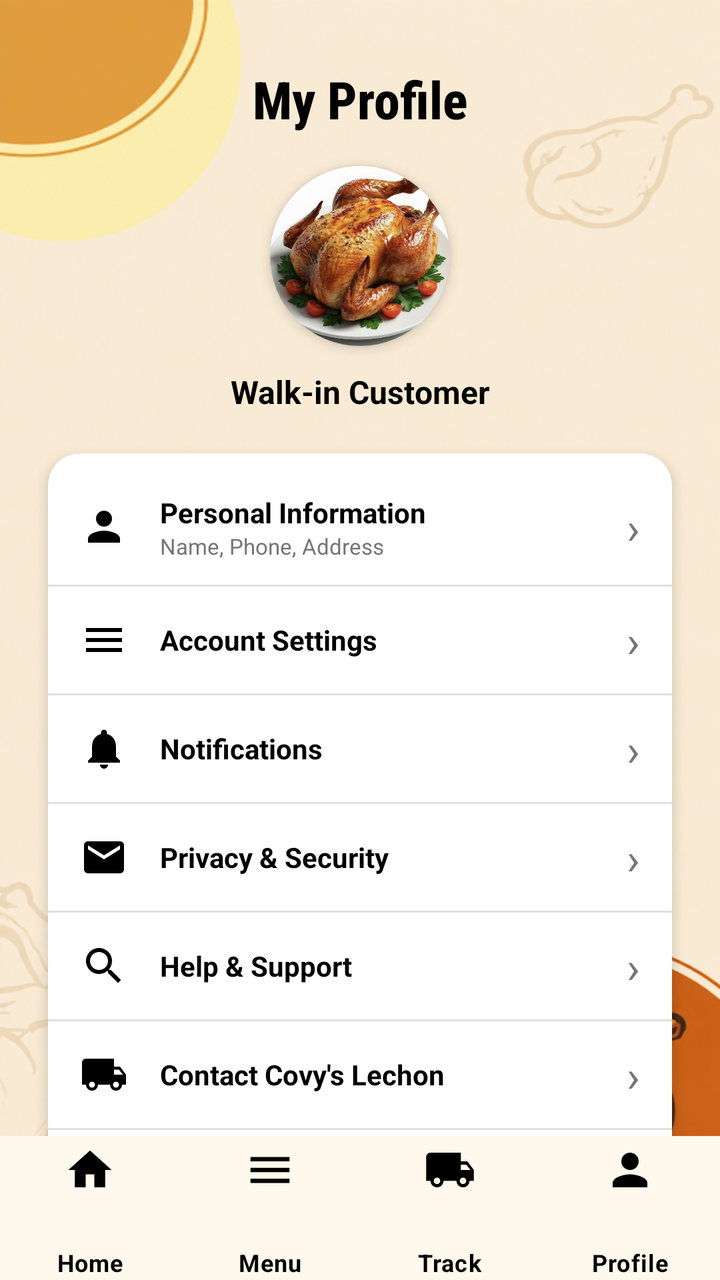
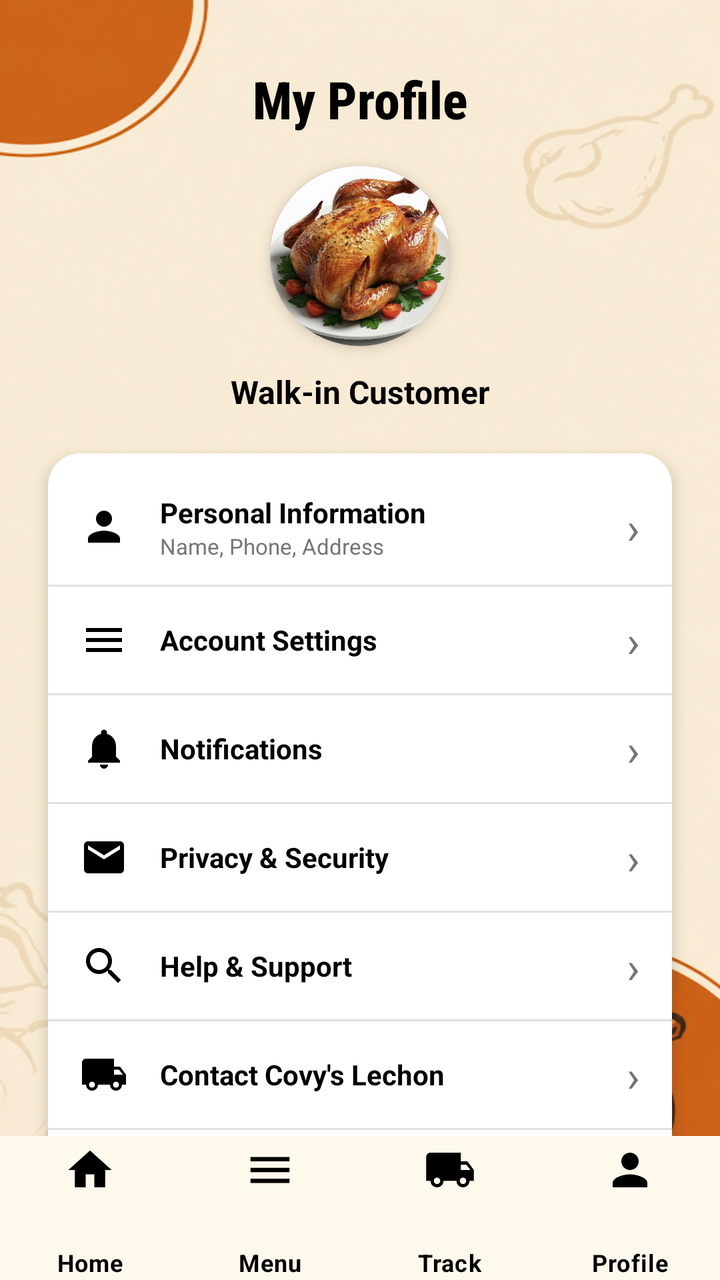

Before-and-after screenshots of an Android layout around one commit, followed by the original layout XML and the change that was made.
<!-- AndroidManifest.xml: application theme Theme.CoyvSplashScreen -->
<!-- res/layout/profile.xml -->
<?xml version="1.0" encoding="utf-8"?>
<androidx.constraintlayout.widget.ConstraintLayout xmlns:android="http://schemas.android.com/apk/res/android"
    xmlns:app="http://schemas.android.com/apk/res-auto"
    xmlns:tools="http://schemas.android.com/tools"
    android:id="@+id/main"
    android:layout_width="match_parent"
    android:layout_height="match_parent"
    android:background="@drawable/signinbackgoundimage"
    tools:context=".ProfileActivity">

    
    <View
        android:id="@+id/view_decoration_top"
        android:layout_width="180dp"
        android:layout_height="180dp"
        android:layout_marginStart="-60dp"
        android:layout_marginTop="-60dp"
        android:alpha="0.4"
        android:background="@drawable/bg_circle_decoration"
        app:layout_constraintStart_toStartOf="parent"
        app:layout_constraintTop_toTopOf="parent" />

    <androidx.core.widget.NestedScrollView
        android:layout_width="match_parent"
        android:layout_height="0dp"
        android:fillViewport="true"
        app:layout_constraintBottom_toTopOf="@+id/bottom_navigation"
        app:layout_constraintTop_toTopOf="parent">

        <androidx.constraintlayout.widget.ConstraintLayout
            android:layout_width="match_parent"
            android:layout_height="wrap_content"
            android:paddingBottom="24dp">

            
            <TextView
                android:id="@+id/tv_my_profile"
                android:layout_width="wrap_content"
                android:layout_height="wrap_content"
                android:layout_marginTop="32dp"
                android:fontFamily="sans-serif-condensed-medium"
                android:text="My Profile"
                android:textColor="@color/black"
                android:textSize="26sp"
                android:textStyle="bold"
                app:layout_constraintEnd_toEndOf="parent"
                app:layout_constraintStart_toStartOf="parent"
                app:layout_constraintTop_toTopOf="parent" />

            
            <androidx.cardview.widget.CardView
                android:id="@+id/cv_avatar"
                android:layout_width="90dp"
                android:layout_height="90dp"
                android:layout_marginTop="16dp"
                app:cardCornerRadius="45dp"
                app:cardElevation="4dp"
                app:layout_constraintEnd_toEndOf="parent"
                app:layout_constraintStart_toStartOf="parent"
                app:layout_constraintTop_toBottomOf="@+id/tv_my_profile">

                <ImageView
                    android:id="@+id/iv_avatar"
                    android:layout_width="match_parent"
                    android:layout_height="match_parent"
                    android:contentDescription="Profile Picture"
                    android:scaleType="centerCrop"
                    android:src="@drawable/f423b4974f4dd7924f11f1bad41bf1b4" />
            </androidx.cardview.widget.CardView>

            
            <TextView
                android:id="@+id/tv_customer_name"
                android:layout_width="wrap_content"
                android:layout_height="wrap_content"
                android:layout_marginTop="12dp"
                android:text="Walk-in Customer"
                android:textColor="@color/black"
                android:textSize="16sp"
                android:textStyle="bold"
                app:layout_constraintEnd_toEndOf="parent"
                app:layout_constraintStart_toStartOf="parent"
                app:layout_constraintTop_toBottomOf="@+id/cv_avatar" />

            
            <androidx.cardview.widget.CardView
                android:id="@+id/cv_options"
                android:layout_width="0dp"
                android:layout_height="wrap_content"
                android:layout_marginStart="24dp"
                android:layout_marginTop="20dp"
                android:layout_marginEnd="24dp"
                app:cardCornerRadius="16dp"
                app:cardElevation="4dp"
                app:layout_constraintEnd_toEndOf="parent"
                app:layout_constraintStart_toStartOf="parent"
                app:layout_constraintTop_toBottomOf="@+id/tv_customer_name">

                <LinearLayout
                    android:layout_width="match_parent"
                    android:layout_height="wrap_content"
                    android:orientation="vertical"
                    android:paddingVertical="8dp">

                    
                    <LinearLayout
                        android:id="@+id/layout_personal_info"
                        android:layout_width="match_parent"
                        android:layout_height="wrap_content"
                        android:background="?attr/selectableItemBackground"
                        android:gravity="center_vertical"
                        android:orientation="horizontal"
                        android:paddingHorizontal="16dp"
                        android:paddingVertical="12dp">

                        <ImageView
                            android:layout_width="24dp"
                            android:layout_height="24dp"
                            android:contentDescription="Personal Info"
                            android:src="@drawable/ic_profile"
                            app:tint="@color/black" />

                        <LinearLayout
                            android:layout_width="0dp"
                            android:layout_height="wrap_content"
                            android:layout_weight="1"
                            android:layout_marginStart="16dp"
                            android:orientation="vertical">

                            <TextView
                                android:layout_width="wrap_content"
                                android:layout_height="wrap_content"
                                android:text="Personal Information"
                                android:textColor="@color/black"
                                android:textSize="14sp"
                                android:textStyle="bold" />

                            <TextView
                                android:layout_width="wrap_content"
                                android:layout_height="wrap_content"
                                android:text="Name, Phone, Address"
                                android:textColor="@color/text_grey"
                                android:textSize="11sp" />
                        </LinearLayout>

                        <TextView
                            android:layout_width="wrap_content"
                            android:layout_height="wrap_content"
                            android:text="›"
                            android:textColor="@color/text_grey"
                            android:textSize="22sp" />
                    </LinearLayout>

                    
                    <View
                        android:layout_width="match_parent"
                        android:layout_height="1dp"
                        android:background="#E0E0E0" />

                    
                    <LinearLayout
                        android:id="@+id/layout_account_settings"
                        android:layout_width="match_parent"
                        android:layout_height="wrap_content"
                        android:background="?attr/selectableItemBackground"
                        android:gravity="center_vertical"
                        android:orientation="horizontal"
                        android:paddingHorizontal="16dp"
                        android:paddingVertical="12dp">

                        <ImageView
                            android:layout_width="24dp"
                            android:layout_height="24dp"
                            android:contentDescription="Settings"
                            android:src="@drawable/ic_menu"
                            app:tint="@color/black" />

                        <TextView
                            android:layout_width="0dp"
                            android:layout_height="wrap_content"
                            android:layout_weight="1"
                            android:layout_marginStart="16dp"
                            android:text="Account Settings"
                            android:textColor="@color/black"
                            android:textSize="14sp"
                            android:textStyle="bold" />

                        <TextView
                            android:layout_width="wrap_content"
                            android:layout_height="wrap_content"
                            android:text="›"
                            android:textColor="@color/text_grey"
                            android:textSize="22sp" />
                    </LinearLayout>

                    <View
                        android:layout_width="match_parent"
                        android:layout_height="1dp"
                        android:background="#E0E0E0" />

                    
                    <LinearLayout
                        android:id="@+id/layout_notifications"
                        android:layout_width="match_parent"
                        android:layout_height="wrap_content"
                        android:background="?attr/selectableItemBackground"
                        android:gravity="center_vertical"
                        android:orientation="horizontal"
                        android:paddingHorizontal="16dp"
                        android:paddingVertical="12dp">

                        <ImageView
                            android:layout_width="24dp"
                            android:layout_height="24dp"
                            android:contentDescription="Notifications"
                            android:src="@drawable/ic_notifications"
                            app:tint="@color/black" />

                        <TextView
                            android:layout_width="0dp"
                            android:layout_height="wrap_content"
                            android:layout_weight="1"
                            android:layout_marginStart="16dp"
                            android:text="Notifications"
                            android:textColor="@color/black"
                            android:textSize="14sp"
                            android:textStyle="bold" />

                        <TextView
                            android:layout_width="wrap_content"
                            android:layout_height="wrap_content"
                            android:text="›"
                            android:textColor="@color/text_grey"
                            android:textSize="22sp" />
                    </LinearLayout>

                    <View
                        android:layout_width="match_parent"
                        android:layout_height="1dp"
                        android:background="#E0E0E0" />

                    
                    <LinearLayout
                        android:id="@+id/layout_privacy"
                        android:layout_width="match_parent"
                        android:layout_height="wrap_content"
                        android:background="?attr/selectableItemBackground"
                        android:gravity="center_vertical"
                        android:orientation="horizontal"
                        android:paddingHorizontal="16dp"
                        android:paddingVertical="12dp">

                        <ImageView
                            android:layout_width="24dp"
                            android:layout_height="24dp"
                            android:contentDescription="Privacy"
                            android:src="@drawable/baseline_mail_24"
                            app:tint="@color/black" />

                        <TextView
                            android:layout_width="0dp"
                            android:layout_height="wrap_content"
                            android:layout_marginStart="16dp"
                            android:layout_weight="1"
                            android:text="Privacy &amp; Security"
                            android:textColor="@color/black"
                            android:textSize="14sp"
                            android:textStyle="bold" />

                        <TextView
                            android:layout_width="wrap_content"
                            android:layout_height="wrap_content"
                            android:text="›"
                            android:textColor="@color/text_grey"
                            android:textSize="22sp" />
                    </LinearLayout>

                    <View
                        android:layout_width="match_parent"
                        android:layout_height="1dp"
                        android:background="#E0E0E0" />

                    
                    <LinearLayout
                        android:id="@+id/layout_help"
                        android:layout_width="match_parent"
                        android:layout_height="wrap_content"
                        android:background="?attr/selectableItemBackground"
                        android:gravity="center_vertical"
                        android:orientation="horizontal"
                        android:paddingHorizontal="16dp"
                        android:paddingVertical="12dp">

                        <ImageView
                            android:layout_width="24dp"
                            android:layout_height="24dp"
                            android:contentDescription="Help"
                            android:src="@drawable/ic_search"
                            app:tint="@color/black" />

                        <TextView
                            android:layout_width="0dp"
                            android:layout_height="wrap_content"
                            android:layout_marginStart="16dp"
                            android:layout_weight="1"
                            android:text="Help &amp; Support"
                            android:textColor="@color/black"
                            android:textSize="14sp"
                            android:textStyle="bold" />

                        <TextView
                            android:layout_width="wrap_content"
                            android:layout_height="wrap_content"
                            android:text="›"
                            android:textColor="@color/text_grey"
                            android:textSize="22sp" />
                    </LinearLayout>

                    <View
                        android:layout_width="match_parent"
                        android:layout_height="1dp"
                        android:background="#E0E0E0" />

                    
                    <LinearLayout
                        android:id="@+id/layout_contact"
                        android:layout_width="match_parent"
                        android:layout_height="wrap_content"
                        android:background="?attr/selectableItemBackground"
                        android:gravity="center_vertical"
                        android:orientation="horizontal"
                        android:paddingHorizontal="16dp"
                        android:paddingVertical="12dp">

                        <ImageView
                            android:layout_width="24dp"
                            android:layout_height="24dp"
                            android:contentDescription="Contact"
                            android:src="@drawable/ic_track"
                            app:tint="@color/black" />

                        <TextView
                            android:layout_width="0dp"
                            android:layout_height="wrap_content"
                            android:layout_marginStart="16dp"
                            android:layout_weight="1"
                            android:text="Contact Covy\'s Lechon"
                            android:textColor="@color/black"
                            android:textSize="14sp"
                            android:textStyle="bold" />

                        <TextView
                            android:layout_width="wrap_content"
                            android:layout_height="wrap_content"
                            android:text="›"
                            android:textColor="@color/text_grey"
                            android:textSize="22sp" />
                    </LinearLayout>

                    <View
                        android:layout_width="match_parent"
                        android:layout_height="1dp"
                        android:background="#E0E0E0" />

                    
                    <LinearLayout
                        android:id="@+id/layout_about"
                        android:layout_width="match_parent"
                        android:layout_height="wrap_content"
                        android:background="?attr/selectableItemBackground"
                        android:gravity="center_vertical"
                        android:orientation="horizontal"
                        android:paddingHorizontal="16dp"
                        android:paddingVertical="12dp">

                        <ImageView
                            android:layout_width="24dp"
                            android:layout_height="24dp"
                            android:contentDescription="About Us"
                            android:src="@drawable/ic_home"
                            app:tint="@color/black" />

                        <TextView
                            android:layout_width="0dp"
                            android:layout_height="wrap_content"
                            android:layout_marginStart="16dp"
                            android:layout_weight="1"
                            android:text="About Us"
                            android:textColor="@color/black"
                            android:textSize="14sp"
                            android:textStyle="bold" />

                        <TextView
                            android:layout_width="wrap_content"
                            android:layout_height="wrap_content"
                            android:text="›"
                            android:textColor="@color/text_grey"
                            android:textSize="22sp" />
                    </LinearLayout>

                </LinearLayout>
            </androidx.cardview.widget.CardView>

            
            <Button
                android:id="@+id/btn_logout"
                android:layout_width="0dp"
                android:layout_height="50dp"
                android:layout_marginStart="24dp"
                android:layout_marginTop="20dp"
                android:layout_marginEnd="24dp"
                android:backgroundTint="#FFE0B2"
                android:text="Log Out"
                android:textColor="@color/orange_dark"
                android:textSize="16sp"
                android:textStyle="bold"
                app:cornerRadius="12dp"
                app:layout_constraintEnd_toEndOf="parent"
                app:layout_constraintStart_toStartOf="parent"
                app:layout_constraintTop_toBottomOf="@+id/cv_options" />

        </androidx.constraintlayout.widget.ConstraintLayout>
    </androidx.core.widget.NestedScrollView>

    <com.google.android.material.bottomnavigation.BottomNavigationView
        android:id="@+id/bottom_navigation"
        android:layout_width="match_parent"
        android:layout_height="72dp"
        android:background="#FFF8EC"
        android:elevation="8dp"
        app:itemActiveIndicatorStyle="@style/CustomActiveIndicator"
        app:itemIconTint="@color/black"
        app:itemTextColor="@color/black"
        app:labelVisibilityMode="labeled"
        app:itemIconSize="26dp"
        app:itemPaddingTop="4dp"
        app:itemPaddingBottom="4dp"
        app:itemTextAppearanceActive="@style/BottomNavTextStyle"
        app:itemTextAppearanceInactive="@style/BottomNavTextStyle"
        app:layout_constraintBottom_toBottomOf="parent"
        app:layout_constraintStart_toStartOf="parent"
        app:layout_constraintEnd_toEndOf="parent"
        app:menu="@menu/bottom_nav_menu" />

</androidx.constraintlayout.widget.ConstraintLayout>
<!-- resources referenced by this layout -->
<resources>
  <color name="black">#FF000000</color>
  <color name="orange_dark">#E64A19</color>
  <color name="text_grey">#757575</color>
  <!-- drawable baseline_mail_24 (drawable) -->
  <vector xmlns:android="http://schemas.android.com/apk/res/android" android:height="24dp" android:tint="#000000" android:viewportHeight="24" android:viewportWidth="24" android:width="24dp">
      <path android:fillColor="@android:color/white" android:pathData="M20,4L4,4c-1.1,0 -1.99,0.9 -1.99,2L2,18c0,1.1 0.9,2 2,2h16c1.1,0 2,-0.9 2,-2L22,6c0,-1.1 -0.9,-2 -2,-2zM20,8l-8,5 -8,-5L4,6l8,5 8,-5v2z"/>
  </vector>
  <!-- drawable bg_circle_decoration (drawable) -->
  <shape xmlns:android="http://schemas.android.com/apk/res/android"
      android:shape="oval">
      <solid android:color="#FFF176" />
  </shape>
  <!-- drawable ic_home (drawable) -->
  <vector xmlns:android="http://schemas.android.com/apk/res/android"
      android:width="24dp"
      android:height="24dp"
      android:viewportWidth="24"
      android:viewportHeight="24">
      <path
          android:fillColor="#000000"
          android:pathData="M10,20v-6h4v6h5v-8h3L12,3 2,12h3v8z" />
  </vector>
  <!-- drawable ic_menu (drawable) -->
  <vector xmlns:android="http://schemas.android.com/apk/res/android"
      android:width="24dp"
      android:height="24dp"
      android:viewportWidth="24"
      android:viewportHeight="24">
      <path
          android:fillColor="#000000"
          android:pathData="M3,18h18v-2H3V18z M3,13h18v-2H3V13z M3,6v2h18V6H3z" />
  </vector>
  <!-- drawable ic_notifications (drawable) -->
  <vector xmlns:android="http://schemas.android.com/apk/res/android"
      android:width="24dp"
      android:height="24dp"
      android:viewportWidth="24"
      android:viewportHeight="24">
      <path
          android:fillColor="#000000"
          android:pathData="M12,22c1.1,0 2,-0.9 2,-2h-4c0,1.1 0.89,2 2,2zm6,-6v-5c0,-3.07 -1.64,-5.64 -4.5,-6.32V4c0,-0.83 -0.67,-1.5 -1.5,-1.5s-1.5,0.67 -1.5,1.5v0.68C7.63,5.36 6,7.92 6,11v5l-2,2v1h16v-1l-2,-2z" />
  </vector>
  <!-- drawable ic_profile (drawable) -->
  <vector xmlns:android="http://schemas.android.com/apk/res/android"
      android:width="24dp"
      android:height="24dp"
      android:viewportWidth="24"
      android:viewportHeight="24">
      <path
          android:fillColor="#000000"
          android:pathData="M12,12c2.21,0 4,-1.79 4,-4s-1.79,-4 -4,-4 -4,1.79 -4,4 1.79,4 4,4zm0,2c-2.67,0 -8,1.34 -8,4v2h16v-2c0,-2.66 -5.33,-4 -8,-4z" />
  </vector>
  <!-- drawable ic_search (drawable) -->
  <vector xmlns:android="http://schemas.android.com/apk/res/android"
      android:width="24dp"
      android:height="24dp"
      android:viewportWidth="24"
      android:viewportHeight="24">
      <path
          android:fillColor="#000000"
          android:pathData="M15.5,14h-0.79l-0.28,-0.27C15.41,12.59 16,11.11 16,9.5 16,5.91 13.09,3 9.5,3S3,5.91 3,9.5 5.91,16 9.5,16c1.61,0 3.09,-0.59 4.23,-1.57l0.27,0.28v0.79l5,4.99L20.49,19l-4.99,-5zm-6,0C7.01,14 5,11.99 5,9.5S7.01,5 9.5,5 14,7.01 14,9.5 11.99,14 9.5,14z" />
  </vector>
  <style name="BottomNavTextStyle" parent="TextAppearance.Material3.BodySmall">
          <item name="android:textSize">12sp</item>
          <item name="android:textStyle">bold</item>
          <item name="android:gravity">center</item>
          <item name="android:textColor">@color/black</item>
      </style>
  <style name="CustomActiveIndicator" parent="Widget.Material3.BottomNavigationView.ActiveIndicator">
          <item name="android:color">#FFE8C5</item>
      </style>
  <style name="Theme.CoyvSplashScreen" parent="Base.Theme.CoyvSplashScreen" />
  <style name="Base.Theme.CoyvSplashScreen" parent="Theme.Material3.DayNight.NoActionBar">
          
      </style>
  <!-- unchanged entries left out for length: 3 -->
</resources>

<!-- the commit's change to res/layout/profile.xml (unified diff, before → after) -->
@@ -16,7 +16,7 @@
         android:layout_marginStart="-60dp"
         android:layout_marginTop="-60dp"
         android:alpha="0.4"
-        android:background="@drawable/bg_circle_decoration"
+
         app:layout_constraintStart_toStartOf="parent"
         app:layout_constraintTop_toTopOf="parent" />
 
<!-- resource entries referenced after the edit -->
@@ -7,11 +7,6 @@
   <vector xmlns:android="http://schemas.android.com/apk/res/android" android:height="24dp" android:tint="#000000" android:viewportHeight="24" android:viewportWidth="24" android:width="24dp">
       <path android:fillColor="@android:color/white" android:pathData="M20,4L4,4c-1.1,0 -1.99,0.9 -1.99,2L2,18c0,1.1 0.9,2 2,2h16c1.1,0 2,-0.9 2,-2L22,6c0,-1.1 -0.9,-2 -2,-2zM20,8l-8,5 -8,-5L4,6l8,5 8,-5v2z"/>
   </vector>
-  <!-- drawable bg_circle_decoration (drawable) -->
-  <shape xmlns:android="http://schemas.android.com/apk/res/android"
-      android:shape="oval">
-      <solid android:color="#FFF176" />
-  </shape>
   <!-- drawable ic_home (drawable) -->
   <vector xmlns:android="http://schemas.android.com/apk/res/android"
       android:width="24dp"
